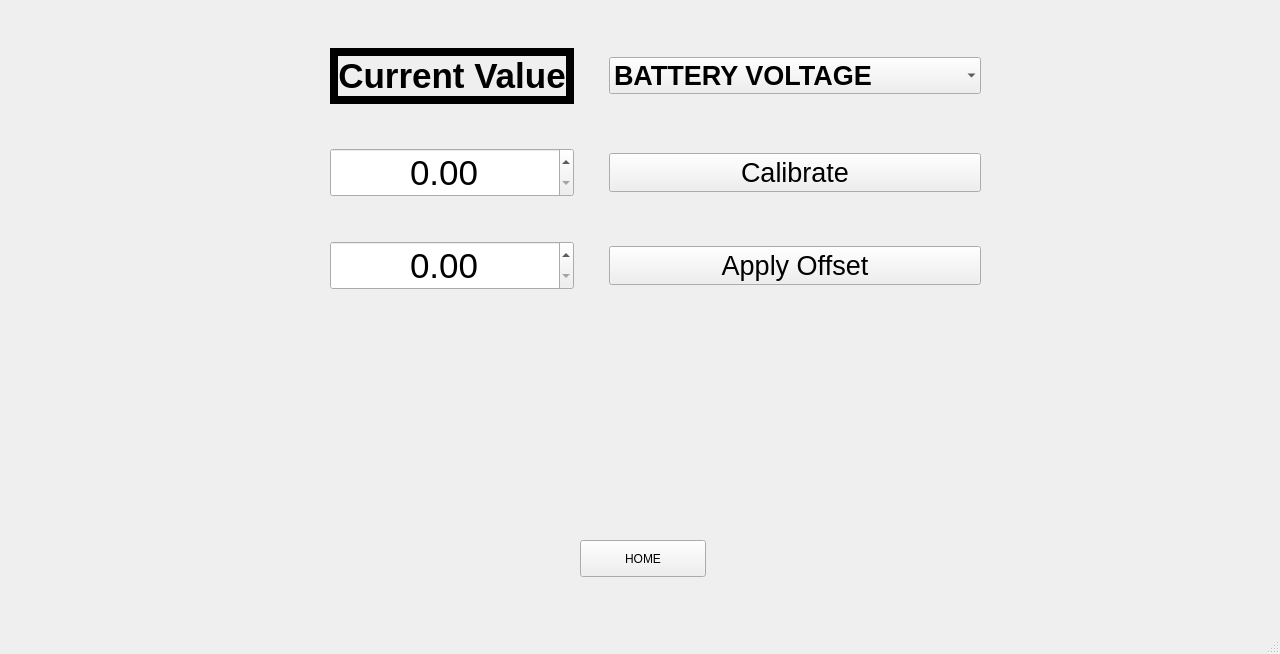
solarpieter/SP515_Display_2, file mainwindow.ui: the form before one commit.
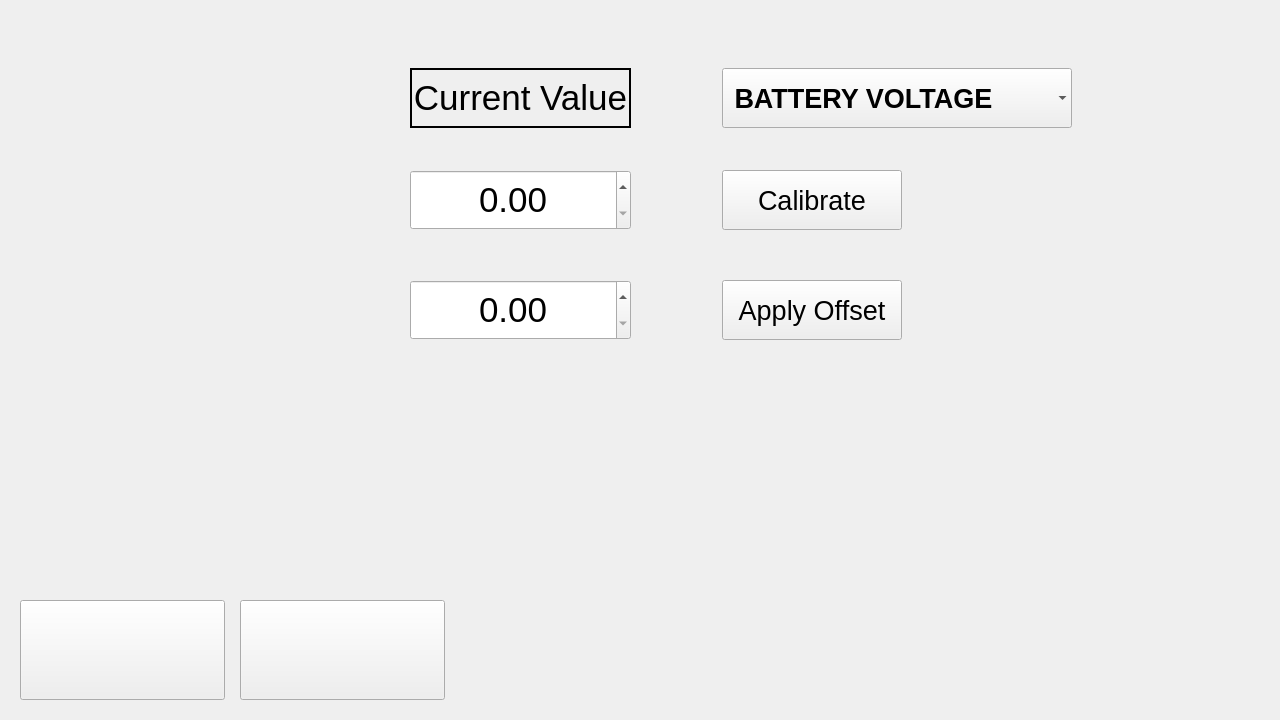
The form after the commit. Icons and pictures are not drawn.

Commit message: Calibration window layout changed

```diff
--- a/mainwindow.ui
+++ b/mainwindow.ui
@@ -7,7 +7,7 @@
     <x>0</x>
     <y>0</y>
     <width>1280</width>
-    <height>654</height>
+    <height>720</height>
    </rect>
   </property>
   <property name="minimumSize">
@@ -1158,14 +1158,23 @@
      <widget class="QPushButton" name="pushButton_12">
       <property name="geometry">
        <rect>
-        <x>580</x>
-        <y>540</y>
-        <width>126</width>
-        <height>37</height>
+        <x>20</x>
+        <y>600</y>
+        <width>205</width>
+        <height>100</height>
        </rect>
       </property>
       <property name="text">
-       <string>HOME</string>
+       <string/>
+      </property>
+      <property name="icon">
+       <iconset theme="QIcon::ThemeIcon::GoHome"/>
+      </property>
+      <property name="iconSize">
+       <size>
+        <width>80</width>
+        <height>80</height>
+       </size>
       </property>
       <property name="default">
        <bool>false</bool>
@@ -1174,34 +1183,65 @@
        <bool>false</bool>
       </property>
      </widget>
-     <widget class="QWidget" name="gridLayoutWidget">
+     <widget class="QPushButton" name="pushButton_6">
       <property name="geometry">
        <rect>
-        <x>330</x>
-        <y>10</y>
-        <width>651</width>
-        <height>321</height>
+        <x>240</x>
+        <y>600</y>
+        <width>205</width>
+        <height>100</height>
        </rect>
       </property>
-      <layout class="QGridLayout" name="gridLayout_3">
-       <item row="2" column="1">
-        <widget class="QDoubleSpinBox" name="spin_offset_value">
+      <property name="text">
+       <string/>
+      </property>
+      <property name="icon">
+       <iconset theme="QIcon::ThemeIcon::GoPrevious"/>
+      </property>
+      <property name="iconSize">
+       <size>
+        <width>80</width>
+        <height>80</height>
+       </size>
+      </property>
+     </widget>
+     <widget class="QPushButton" name="btn_apply_offset">
+      <property name="geometry">
+       <rect>
+        <x>722</x>
+        <y>280</y>
+        <width>180</width>
+        <height>60</height>
+       </rect>
+      </property>
+      <property name="sizePolicy">
+       <sizepolicy hsizetype="Minimum" vsizetype="Minimum">
+        <horstretch>0</horstretch>
+        <verstretch>0</verstretch>
+       </sizepolicy>
+      </property>
          <property name="font">
           <font>
-           <pointsize>26</pointsize>
-          </font>
-         </property>
-         <property name="alignment">
-          <set>Qt::AlignmentFlag::AlignCenter</set>
-         </property>
-        </widget>
-       </item>
-       <item row="0" column="1">
+        <pointsize>20</pointsize>
+       </font>
+      </property>
+      <property name="text">
+       <string>Apply Offset</string>
+      </property>
+     </widget>
         <widget class="QLabel" name="label_current_value">
+      <property name="geometry">
+       <rect>
+        <x>410</x>
+        <y>68</y>
+        <width>221</width>
+        <height>60</height>
+       </rect>
+      </property>
          <property name="font">
           <font>
            <pointsize>26</pointsize>
-           <bold>true</bold>
+        <bold>false</bold>
           </font>
          </property>
          <property name="frameShape">
@@ -1211,7 +1251,7 @@
           <enum>QFrame::Shadow::Plain</enum>
          </property>
          <property name="lineWidth">
-          <number>8</number>
+       <number>2</number>
          </property>
          <property name="midLineWidth">
           <number>1</number>
@@ -1226,61 +1266,18 @@
           <set>Qt::AlignmentFlag::AlignCenter</set>
          </property>
         </widget>
-       </item>
-       <item row="2" column="3">
-        <widget class="QPushButton" name="btn_apply_offset">
-         <property name="font">
-          <font>
-           <pointsize>20</pointsize>
-          </font>
-         </property>
-         <property name="text">
-          <string>Apply Offset</string>
-         </property>
-        </widget>
-       </item>
-       <item row="1" column="3">
-        <widget class="QPushButton" name="btn_calibrate">
-         <property name="font">
-          <font>
-           <pointsize>20</pointsize>
-          </font>
-         </property>
-         <property name="text">
-          <string>Calibrate</string>
-         </property>
-        </widget>
-       </item>
-       <item row="1" column="1">
-        <widget class="QDoubleSpinBox" name="spin_measured_value">
-         <property name="font">
-          <font>
-           <pointsize>26</pointsize>
-          </font>
-         </property>
-         <property name="alignment">
-          <set>Qt::AlignmentFlag::AlignCenter</set>
-         </property>
-        </widget>
-       </item>
-       <item row="0" column="2">
-        <spacer name="horizontalSpacer">
-         <property name="orientation">
-          <enum>Qt::Orientation::Horizontal</enum>
-         </property>
-         <property name="sizeHint" stdset="0">
-          <size>
-           <width>40</width>
-           <height>20</height>
-          </size>
-         </property>
-        </spacer>
-       </item>
-       <item row="0" column="3">
         <widget class="QComboBox" name="combo_calibration_target">
          <property name="enabled">
           <bool>true</bool>
          </property>
+      <property name="geometry">
+       <rect>
+        <x>722</x>
+        <y>68</y>
+        <width>350</width>
+        <height>60</height>
+       </rect>
+      </property>
          <property name="sizePolicy">
           <sizepolicy hsizetype="Minimum" vsizetype="Fixed">
            <horstretch>0</horstretch>
@@ -1319,7 +1316,7 @@
          </property>
          <item>
           <property name="text">
-           <string>BATTERY VOLTAGE</string>
+        <string> BATTERY VOLTAGE</string>
           </property>
          </item>
          <item>
@@ -1363,8 +1360,71 @@
           </property>
          </item>
         </widget>
-       </item>
-      </layout>
+     <widget class="QPushButton" name="btn_calibrate">
+      <property name="geometry">
+       <rect>
+        <x>722</x>
+        <y>170</y>
+        <width>180</width>
+        <height>60</height>
+       </rect>
+      </property>
+      <property name="sizePolicy">
+       <sizepolicy hsizetype="Minimum" vsizetype="Minimum">
+        <horstretch>0</horstretch>
+        <verstretch>0</verstretch>
+       </sizepolicy>
+      </property>
+      <property name="font">
+       <font>
+        <pointsize>20</pointsize>
+       </font>
+      </property>
+      <property name="text">
+       <string>Calibrate</string>
+      </property>
+     </widget>
+     <widget class="QDoubleSpinBox" name="spin_offset_value">
+      <property name="geometry">
+       <rect>
+        <x>410</x>
+        <y>280</y>
+        <width>221</width>
+        <height>60</height>
+       </rect>
+      </property>
+      <property name="font">
+       <font>
+        <pointsize>26</pointsize>
+       </font>
+      </property>
+      <property name="alignment">
+       <set>Qt::AlignmentFlag::AlignCenter</set>
+      </property>
+      <property name="maximum">
+       <double>999.990000000000009</double>
+      </property>
+     </widget>
+     <widget class="QDoubleSpinBox" name="spin_measured_value">
+      <property name="geometry">
+       <rect>
+        <x>410</x>
+        <y>170</y>
+        <width>221</width>
+        <height>60</height>
+       </rect>
+      </property>
+      <property name="font">
+       <font>
+        <pointsize>26</pointsize>
+       </font>
+      </property>
+      <property name="alignment">
+       <set>Qt::AlignmentFlag::AlignCenter</set>
+      </property>
+      <property name="maximum">
+       <double>999.990000000000009</double>
+      </property>
      </widget>
     </widget>
     <widget class="QWidget" name="pageBattery_settings">
@@ -1792,17 +1852,6 @@
     </widget>
    </widget>
   </widget>
-  <widget class="QMenuBar" name="menubar">
-   <property name="geometry">
-    <rect>
-     <x>0</x>
-     <y>0</y>
-     <width>1280</width>
-     <height>35</height>
-    </rect>
-   </property>
-  </widget>
-  <widget class="QStatusBar" name="statusbar"/>
  </widget>
  <resources/>
  <connections/>
```
Left out of the diff: 248 changed lines with no effect on the pictures. Lines whose indentation alone changed are shown as unchanged. The commit also changes 2 other files.
